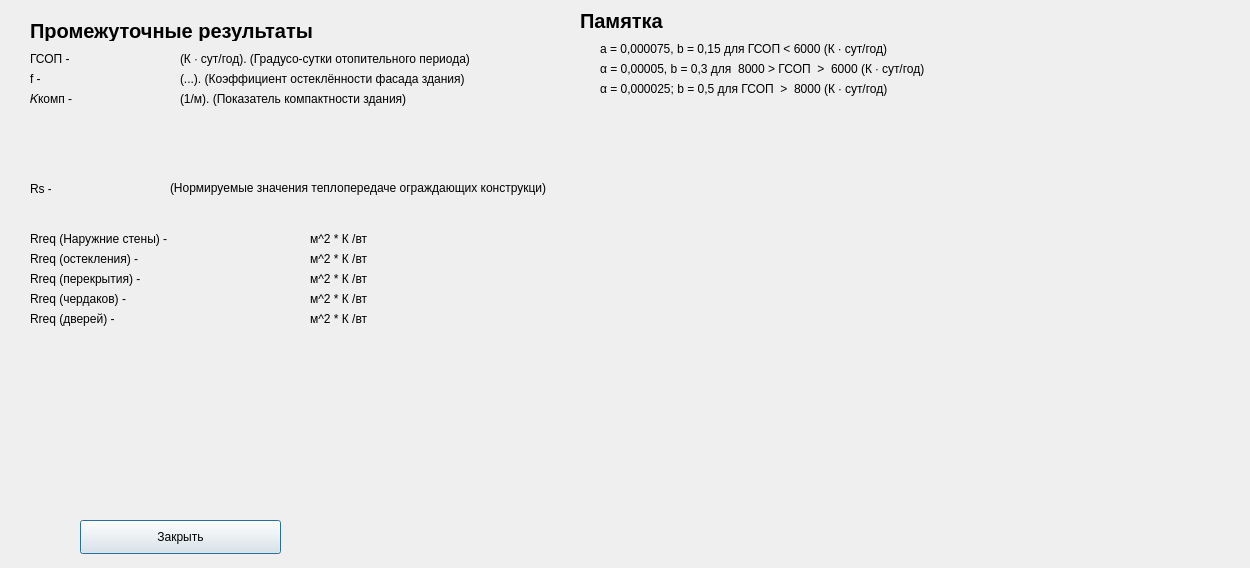
This is ui/result.ui in Sanek63/energy_efficiency_gui as Qt 5 draws it before an edit. The edited form follows.
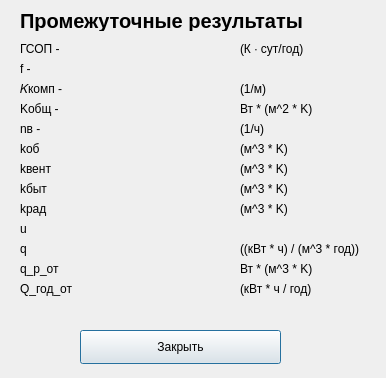
This is the edited form.

Patch:
```diff
--- a/ui/result.ui
+++ b/ui/result.ui
@@ -6,8 +6,8 @@
    <rect>
     <x>0</x>
     <y>0</y>
-    <width>1250</width>
-    <height>568</height>
+    <width>386</width>
+    <height>378</height>
    </rect>
   </property>
   <property name="windowTitle">
@@ -17,7 +17,7 @@
    <property name="geometry">
     <rect>
      <x>80</x>
-     <y>520</y>
+     <y>330</y>
      <width>201</width>
      <height>34</height>
     </rect>
@@ -29,8 +29,8 @@
   <widget class="QLabel" name="label">
    <property name="geometry">
     <rect>
-     <x>30</x>
-     <y>20</y>
+     <x>20</x>
+     <y>10</y>
      <width>311</width>
      <height>21</height>
     </rect>
@@ -49,8 +49,8 @@
   <widget class="QLabel" name="label_2">
    <property name="geometry">
     <rect>
-     <x>30</x>
-     <y>50</y>
+     <x>20</x>
+     <y>40</y>
      <width>55</width>
      <height>18</height>
     </rect>
@@ -62,9 +62,9 @@
   <widget class="QLabel" name="label_3">
    <property name="geometry">
     <rect>
-     <x>80</x>
-     <y>50</y>
-     <width>91</width>
+     <x>90</x>
+     <y>40</y>
+     <width>131</width>
      <height>18</height>
     </rect>
    </property>
@@ -78,34 +78,21 @@
   <widget class="QLabel" name="label_4">
    <property name="geometry">
     <rect>
-     <x>180</x>
-     <y>50</y>
-     <width>381</width>
+     <x>240</x>
+     <y>40</y>
+     <width>121</width>
      <height>18</height>
     </rect>
    </property>
    <property name="text">
-    <string>(К ∙ сут/год). (Градусо-сутки отопительного периода)</string>
-   </property>
-  </widget>
-  <widget class="QLabel" name="label_5">
-   <property name="geometry">
-    <rect>
-     <x>180</x>
-     <y>70</y>
-     <width>361</width>
-     <height>18</height>
-    </rect>
-   </property>
-   <property name="text">
-    <string>(...). (Коэффициент остеклённости фасада здания)</string>
+    <string>(К ∙ сут/год)</string>
    </property>
   </widget>
   <widget class="QLabel" name="label_6">
    <property name="geometry">
     <rect>
-     <x>30</x>
-     <y>70</y>
+     <x>20</x>
+     <y>60</y>
      <width>55</width>
      <height>18</height>
     </rect>
@@ -117,9 +104,9 @@
   <widget class="QLabel" name="label_7">
    <property name="geometry">
     <rect>
-     <x>80</x>
-     <y>70</y>
-     <width>91</width>
+     <x>90</x>
+     <y>60</y>
+     <width>131</width>
      <height>18</height>
     </rect>
    </property>
@@ -133,21 +120,21 @@
   <widget class="QLabel" name="label_8">
    <property name="geometry">
     <rect>
-     <x>180</x>
-     <y>90</y>
-     <width>351</width>
+     <x>240</x>
+     <y>80</y>
+     <width>121</width>
      <height>18</height>
     </rect>
    </property>
    <property name="text">
-    <string>(1/м). (Показатель компактности здания)</string>
+    <string>(1/м)</string>
    </property>
   </widget>
   <widget class="QLabel" name="label_9">
    <property name="geometry">
     <rect>
-     <x>30</x>
-     <y>90</y>
+     <x>20</x>
+     <y>80</y>
      <width>51</width>
      <height>18</height>
     </rect>
@@ -159,9 +146,9 @@
   <widget class="QLabel" name="label_10">
    <property name="geometry">
     <rect>
-     <x>80</x>
-     <y>90</y>
-     <width>91</width>
+     <x>90</x>
+     <y>80</y>
+     <width>131</width>
      <height>18</height>
     </rect>
    </property>
@@ -172,90 +159,122 @@
     <set>Qt::AlignRight|Qt::AlignTrailing|Qt::AlignVCenter</set>
    </property>
   </widget>
-  <widget class="QLabel" name="label_12">
-   <property name="geometry">
-    <rect>
-     <x>30</x>
-     <y>230</y>
-     <width>151</width>
-     <height>18</height>
-    </rect>
-   </property>
-   <property name="text">
-    <string>Rreq (Наружние стены) - </string>
-   </property>
-  </widget>
   <widget class="QLabel" name="label_14">
    <property name="geometry">
     <rect>
-     <x>30</x>
-     <y>250</y>
-     <width>151</width>
+     <x>20</x>
+     <y>100</y>
+     <width>51</width>
      <height>18</height>
     </rect>
    </property>
    <property name="text">
-    <string>Rreq (остекления) - </string>
+    <string>Kобщ - </string>
+   </property>
+  </widget>
+  <widget class="QLabel" name="label_11">
+   <property name="geometry">
+    <rect>
+     <x>240</x>
+     <y>100</y>
+     <width>121</width>
+     <height>18</height>
+    </rect>
+   </property>
+   <property name="text">
+    <string>Вт * (м^2 * K)</string>
+   </property>
+  </widget>
+  <widget class="QLabel" name="k_obsh_out">
+   <property name="geometry">
+    <rect>
+     <x>90</x>
+     <y>100</y>
+     <width>131</width>
+     <height>18</height>
+    </rect>
+   </property>
+   <property name="text">
+    <string/>
+   </property>
+   <property name="alignment">
+    <set>Qt::AlignRight|Qt::AlignTrailing|Qt::AlignVCenter</set>
    </property>
   </widget>
   <widget class="QLabel" name="label_15">
    <property name="geometry">
     <rect>
-     <x>30</x>
-     <y>270</y>
-     <width>151</width>
+     <x>20</x>
+     <y>120</y>
+     <width>51</width>
      <height>18</height>
     </rect>
    </property>
    <property name="text">
-    <string>Rreq (перекрытия) - </string>
+    <string>nв -</string>
    </property>
   </widget>
-  <widget class="QLabel" name="label_16">
+  <widget class="QLabel" name="label_13">
    <property name="geometry">
     <rect>
-     <x>30</x>
-     <y>290</y>
-     <width>151</width>
+     <x>240</x>
+     <y>120</y>
+     <width>121</width>
      <height>18</height>
     </rect>
    </property>
    <property name="text">
-    <string>Rreq (чердаков) - </string>
+    <string>(1/ч)</string>
+   </property>
+  </widget>
+  <widget class="QLabel" name="nv_out">
+   <property name="geometry">
+    <rect>
+     <x>90</x>
+     <y>120</y>
+     <width>131</width>
+     <height>18</height>
+    </rect>
+   </property>
+   <property name="text">
+    <string/>
+   </property>
+   <property name="alignment">
+    <set>Qt::AlignRight|Qt::AlignTrailing|Qt::AlignVCenter</set>
    </property>
   </widget>
   <widget class="QLabel" name="label_17">
    <property name="geometry">
     <rect>
-     <x>30</x>
-     <y>310</y>
-     <width>151</width>
+     <x>20</x>
+     <y>140</y>
+     <width>51</width>
      <height>18</height>
     </rect>
    </property>
    <property name="text">
-    <string>Rreq (дверей) - </string>
+    <string>kоб</string>
    </property>
   </widget>
   <widget class="QLabel" name="label_18">
    <property name="geometry">
     <rect>
-     <x>310</x>
-     <y>230</y>
-     <width>151</width>
+     <x>20</x>
+     <y>160</y>
+     <width>51</width>
      <height>18</height>
     </rect>
    </property>
    <property name="text">
-    <string>м^2 * К /вт</string>
+    <string>kвент</string>
    </property>
   </widget>
   <widget class="QLabel" name="label_11">
    <property name="geometry">
     <rect>
-     <x>180</x>
-     <y>230</y>
-     <width>121</width>
+     <x>90</x>
+     <y>140</y>
+     <width>131</width>
      <height>18</height>
     </rect>
    </property>
@@ -269,22 +288,9 @@
   <widget class="QLabel" name="label_19">
    <property name="geometry">
     <rect>
-     <x>310</x>
-     <y>250</y>
-     <width>151</width>
-     <height>18</height>
-    </rect>
-   </property>
-   <property name="text">
-    <string>м^2 * К /вт</string>
-   </property>
-  </widget>
-  <widget class="QLabel" name="label_20">
-   <property name="geometry">
-    <rect>
-     <x>180</x>
-     <y>250</y>
-     <width>121</width>
+     <x>90</x>
+     <y>160</y>
+     <width>131</width>
      <height>18</height>
     </rect>
    </property>
@@ -298,186 +304,266 @@
   <widget class="QLabel" name="label_21">
    <property name="geometry">
     <rect>
-     <x>310</x>
-     <y>270</y>
-     <width>151</width>
+     <x>240</x>
+     <y>140</y>
+     <width>121</width>
      <height>18</height>
     </rect>
    </property>
    <property name="text">
-    <string>м^2 * К /вт</string>
+    <string>(м^3 * K)</string>
    </property>
   </widget>
   <widget class="QLabel" name="label_22">
    <property name="geometry">
     <rect>
-     <x>180</x>
-     <y>270</y>
+     <x>240</x>
+     <y>160</y>
      <width>121</width>
      <height>18</height>
     </rect>
    </property>
    <property name="text">
-    <string/>
-   </property>
-   <property name="alignment">
-    <set>Qt::AlignRight|Qt::AlignTrailing|Qt::AlignVCenter</set>
+    <string>(м^3 * K)</string>
    </property>
   </widget>
   <widget class="QLabel" name="label_23">
    <property name="geometry">
     <rect>
-     <x>310</x>
-     <y>290</y>
-     <width>151</width>
+     <x>20</x>
+     <y>180</y>
+     <width>51</width>
      <height>18</height>
     </rect>
    </property>
    <property name="text">
-    <string>м^2 * К /вт</string>
+    <string>kбыт</string>
    </property>
   </widget>
   <widget class="QLabel" name="label_24">
    <property name="geometry">
     <rect>
-     <x>180</x>
-     <y>290</y>
+     <x>240</x>
+     <y>180</y>
      <width>121</width>
      <height>18</height>
     </rect>
    </property>
    <property name="text">
-    <string/>
-   </property>
-   <property name="alignment">
-    <set>Qt::AlignRight|Qt::AlignTrailing|Qt::AlignVCenter</set>
+    <string>(м^3 * K)</string>
    </property>
   </widget>
   <widget class="QLabel" name="label_25">
    <property name="geometry">
     <rect>
-     <x>310</x>
-     <y>310</y>
-     <width>151</width>
+     <x>20</x>
+     <y>200</y>
+     <width>51</width>
      <height>18</height>
     </rect>
    </property>
    <property name="text">
-    <string>м^2 * К /вт</string>
+    <string>kрад</string>
    </property>
   </widget>
   <widget class="QLabel" name="label_26">
    <property name="geometry">
     <rect>
-     <x>180</x>
-     <y>310</y>
+     <x>240</x>
+     <y>200</y>
      <width>121</width>
      <height>18</height>
     </rect>
    </property>
    <property name="text">
-    <string/>
+    <string>(м^3 * K)</string>
    </property>
-   <property name="alignment">
-    <set>Qt::AlignRight|Qt::AlignTrailing|Qt::AlignVCenter</set>
-   </property>
   </widget>
   <widget class="QLabel" name="label_27">
    <property name="geometry">
     <rect>
-     <x>580</x>
-     <y>10</y>
-     <width>311</width>
-     <height>21</height>
-    </rect>
-   </property>
-   <property name="font">
-    <font>
-     <pointsize>15</pointsize>
-     <weight>75</weight>
-     <bold>true</bold>
-    </font>
-   </property>
-   <property name="text">
-    <string>Памятка</string>
-   </property>
-  </widget>
-  <widget class="QLabel" name="label_28">
-   <property name="geometry">
-    <rect>
-     <x>600</x>
-     <y>40</y>
-     <width>311</width>
+     <x>90</x>
+     <y>180</y>
+     <width>131</width>
      <height>18</height>
     </rect>
    </property>
    <property name="text">
-    <string>a = 0,000075, b = 0,15 для ГСОП  &lt; 6000 (К ∙ сут/год)</string>
+    <string/>
    </property>
-  </widget>
-  <widget class="QLabel" name="label_29">
-   <property name="geometry">
-    <rect>
-     <x>600</x>
-     <y>60</y>
-     <width>361</width>
-     <height>18</height>
-    </rect>
+   <property name="alignment">
+    <set>Qt::AlignRight|Qt::AlignTrailing|Qt::AlignVCenter</set>
    </property>
-   <property name="text">
-    <string>α = 0,00005, b = 0,3 для  8000 &gt; ГСОП  &gt;  6000 (К ∙ сут/год)</string>
-   </property>
   </widget>
   <widget class="QLabel" name="label_30">
    <property name="geometry">
     <rect>
-     <x>600</x>
-     <y>80</y>
-     <width>311</width>
+     <x>90</x>
+     <y>200</y>
+     <width>131</width>
      <height>18</height>
     </rect>
    </property>
    <property name="text">
-    <string>α = 0,000025; b = 0,5 для ГСОП  &gt;  8000 (К ∙ сут/год)</string>
-   </property>
-  </widget>
-  <widget class="QLabel" name="label_13">
-   <property name="geometry">
-    <rect>
-     <x>30</x>
-     <y>180</y>
-     <width>21</width>
-     <height>18</height>
-    </rect>
-   </property>
-   <property name="text">
-    <string>Rs - </string>
-   </property>
-  </widget>
-  <widget class="QLabel" name="label_31">
-   <property name="geometry">
-    <rect>
-     <x>80</x>
-     <y>180</y>
-     <width>81</width>
-     <height>16</height>
-    </rect>
-   </property>
-   <property name="text">
     <string/>
    </property>
+   <property name="alignment">
+    <set>Qt::AlignRight|Qt::AlignTrailing|Qt::AlignVCenter</set>
+   </property>
   </widget>
   <widget class="QLabel" name="label_32">
    <property name="geometry">
     <rect>
-     <x>170</x>
-     <y>180</y>
-     <width>421</width>
-     <height>16</height>
+     <x>20</x>
+     <y>220</y>
+     <width>61</width>
+     <height>18</height>
     </rect>
    </property>
    <property name="text">
-    <string>(Нормируемые значения теплопередаче ограждающих конструкци)</string>
+    <string>u</string>
+   </property>
+  </widget>
+  <widget class="QLabel" name="u_out">
+   <property name="geometry">
+    <rect>
+     <x>90</x>
+     <y>220</y>
+     <width>131</width>
+     <height>18</height>
+    </rect>
+   </property>
+   <property name="text">
+    <string/>
+   </property>
+   <property name="alignment">
+    <set>Qt::AlignRight|Qt::AlignTrailing|Qt::AlignVCenter</set>
+   </property>
+  </widget>
+  <widget class="QLabel" name="label_34">
+   <property name="geometry">
+    <rect>
+     <x>240</x>
+     <y>240</y>
+     <width>131</width>
+     <height>18</height>
+    </rect>
+   </property>
+   <property name="text">
+    <string>((кВт * ч) / (м^3 * год))</string>
+   </property>
+  </widget>
+  <widget class="QLabel" name="q_out">
+   <property name="geometry">
+    <rect>
+     <x>90</x>
+     <y>240</y>
+     <width>131</width>
+     <height>18</height>
+    </rect>
+   </property>
+   <property name="text">
+    <string/>
+   </property>
+   <property name="alignment">
+    <set>Qt::AlignRight|Qt::AlignTrailing|Qt::AlignVCenter</set>
+   </property>
+  </widget>
+  <widget class="QLabel" name="label_36">
+   <property name="geometry">
+    <rect>
+     <x>20</x>
+     <y>240</y>
+     <width>61</width>
+     <height>18</height>
+    </rect>
+   </property>
+   <property name="text">
+    <string>q</string>
+   </property>
+  </widget>
+  <widget class="QLabel" name="label_37">
+   <property name="geometry">
+    <rect>
+     <x>20</x>
+     <y>260</y>
+     <width>61</width>
+     <height>18</height>
+    </rect>
+   </property>
+   <property name="text">
+    <string>q_p_от</string>
+   </property>
+  </widget>
+  <widget class="QLabel" name="q_p_ot_out">
+   <property name="geometry">
+    <rect>
+     <x>90</x>
+     <y>260</y>
+     <width>131</width>
+     <height>18</height>
+    </rect>
+   </property>
+   <property name="text">
+    <string/>
+   </property>
+   <property name="alignment">
+    <set>Qt::AlignRight|Qt::AlignTrailing|Qt::AlignVCenter</set>
+   </property>
+  </widget>
+  <widget class="QLabel" name="label_38">
+   <property name="geometry">
+    <rect>
+     <x>240</x>
+     <y>260</y>
+     <width>131</width>
+     <height>18</height>
+    </rect>
+   </property>
+   <property name="text">
+    <string>Вт * (м^3 * K)</string>
+   </property>
+  </widget>
+  <widget class="QLabel" name="label_40">
+   <property name="geometry">
+    <rect>
+     <x>20</x>
+     <y>280</y>
+     <width>61</width>
+     <height>18</height>
+    </rect>
+   </property>
+   <property name="text">
+    <string>Q_год_от</string>
+   </property>
+  </widget>
+  <widget class="QLabel" name="q_god_out">
+   <property name="geometry">
+    <rect>
+     <x>90</x>
+     <y>280</y>
+     <width>131</width>
+     <height>18</height>
+    </rect>
+   </property>
+   <property name="text">
+    <string/>
+   </property>
+   <property name="alignment">
+    <set>Qt::AlignRight|Qt::AlignTrailing|Qt::AlignVCenter</set>
+   </property>
+  </widget>
+  <widget class="QLabel" name="label_42">
+   <property name="geometry">
+    <rect>
+     <x>240</x>
+     <y>280</y>
+     <width>131</width>
+     <height>18</height>
+    </rect>
+   </property>
+   <property name="text">
+    <string>(кВт * ч / год)</string>
    </property>
   </widget>
  </widget>
```
Left out of the diff: 16 changed lines with no effect on the pictures.
